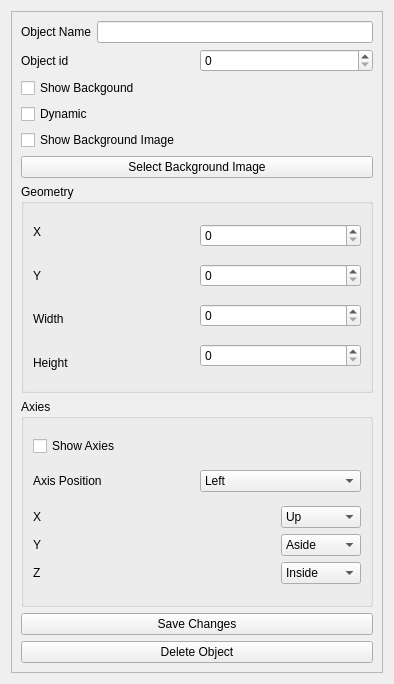
Before: the Qt Designer form QScadaObject/qscadaobjectinfodialog.ui in IndeemaSoftware/QSimpleScada, drawn with Qt 5.
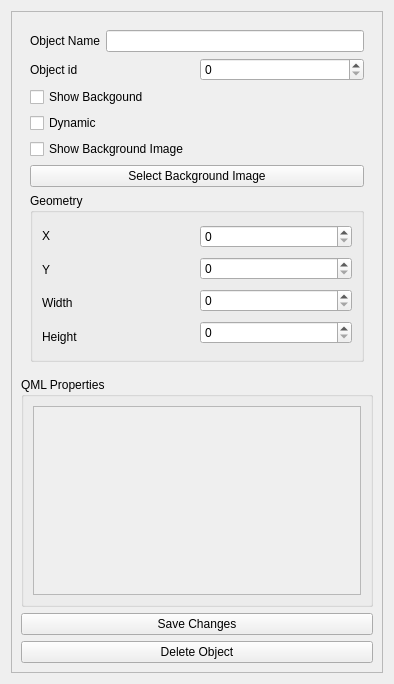
After: the same form once the commit is applied.

Commit message: Implemented possibility to display all QML properties in object dialog

The edit to the form file:
```diff
--- a/QScadaObject/qscadaobjectinfodialog.ui
+++ b/QScadaObject/qscadaobjectinfodialog.ui
@@ -19,8 +19,8 @@
   <property name="windowTitle">
    <string>Form</string>
   </property>
-  <layout class="QGridLayout" name="gridLayout">
-   <item row="0" column="0">
+  <layout class="QVBoxLayout" name="verticalLayout_3">
+   <item>
     <widget class="QScrollArea" name="scrollArea">
      <property name="widgetResizable">
       <bool>true</bool>
@@ -36,6 +36,21 @@
       </property>
       <layout class="QVBoxLayout" name="verticalLayout_5">
        <item>
+        <widget class="QWidget" name="widget" native="true">
+         <property name="minimumSize">
+          <size>
+           <width>0</width>
+           <height>350</height>
+          </size>
+         </property>
+         <property name="maximumSize">
+          <size>
+           <width>16777215</width>
+           <height>350</height>
+          </size>
+         </property>
+         <layout class="QVBoxLayout" name="verticalLayout_4">
+          <item>
         <layout class="QHBoxLayout" name="horizontalLayout_2">
          <item>
           <widget class="QLabel" name="label">
@@ -175,173 +190,31 @@
          </layout>
         </widget>
        </item>
+         </layout>
+        </widget>
+       </item>
        <item>
         <widget class="QGroupBox" name="groupBox_2">
          <property name="title">
-          <string>Axies</string>
+          <string>QML Properties</string>
          </property>
          <layout class="QGridLayout" name="gridLayout_2">
           <item row="0" column="0">
-           <layout class="QHBoxLayout" name="horizontalLayout_8">
-            <item>
-             <widget class="QCheckBox" name="checkBoxAxis">
-              <property name="text">
-               <string>Show Axies</string>
-              </property>
-             </widget>
-            </item>
-           </layout>
-          </item>
-          <item row="1" column="0">
-           <layout class="QHBoxLayout" name="horizontalLayout_4">
-            <item>
-             <widget class="QLabel" name="label_10">
-              <property name="text">
-               <string>Axis Position</string>
-              </property>
-             </widget>
-            </item>
-            <item>
-             <widget class="QComboBox" name="comboBoxAxisPosition">
-              <item>
-               <property name="text">
-                <string>Left</string>
-               </property>
-              </item>
-              <item>
-               <property name="text">
-                <string>Right</string>
-               </property>
-              </item>
-             </widget>
-            </item>
-           </layout>
-          </item>
-          <item row="2" column="0">
-           <layout class="QHBoxLayout" name="horizontalLayout_7">
-            <item>
-             <layout class="QVBoxLayout" name="verticalLayout_3">
-              <item>
-               <widget class="QLabel" name="label_6">
-                <property name="text">
-                 <string>X</string>
-                </property>
-               </widget>
-              </item>
-              <item>
-               <widget class="QLabel" name="label_7">
-                <property name="text">
-                 <string>Y</string>
-                </property>
-               </widget>
-              </item>
-              <item>
-               <widget class="QLabel" name="label_8">
-                <property name="text">
-                 <string>Z</string>
-                </property>
-               </widget>
-              </item>
-             </layout>
-            </item>
-            <item>
-             <layout class="QVBoxLayout" name="verticalLayout_4">
-              <item>
-               <widget class="QComboBox" name="comboBoxX">
-                <property name="minimumSize">
-                 <size>
-                  <width>80</width>
-                  <height>0</height>
-                 </size>
-                </property>
-                <property name="maximumSize">
-                 <size>
-                  <width>80</width>
-                  <height>16777215</height>
-                 </size>
-                </property>
-                <item>
-                 <property name="text">
-                  <string>Up</string>
-                 </property>
-                </item>
-                <item>
-                 <property name="text">
-                  <string>Aside</string>
-                 </property>
-                </item>
-                <item>
-                 <property name="text">
-                  <string>Inside</string>
-                 </property>
-                </item>
-               </widget>
-              </item>
-              <item>
-               <widget class="QComboBox" name="comboBoxY">
-                <property name="minimumSize">
-                 <size>
-                  <width>80</width>
-                  <height>0</height>
-                 </size>
-                </property>
-                <property name="maximumSize">
-                 <size>
-                  <width>80</width>
-                  <height>16777215</height>
-                 </size>
-                </property>
-                <item>
-                 <property name="text">
-                  <string>Aside</string>
-                 </property>
-                </item>
-                <item>
-                 <property name="text">
-                  <string>Inside</string>
-                 </property>
-                </item>
-                <item>
-                 <property name="text">
-                  <string>Up</string>
-                 </property>
-                </item>
-               </widget>
-              </item>
-              <item>
-               <widget class="QComboBox" name="comboBoxZ">
-                <property name="minimumSize">
-                 <size>
-                  <width>80</width>
-                  <height>0</height>
-                 </size>
-                </property>
-                <property name="maximumSize">
-                 <size>
-                  <width>80</width>
-                  <height>16777215</height>
-                 </size>
-                </property>
-                <item>
-                 <property name="text">
-                  <string>Inside</string>
-                 </property>
-                </item>
-                <item>
-                 <property name="text">
-                  <string>Up</string>
-                 </property>
-                </item>
-                <item>
-                 <property name="text">
-                  <string>Aside</string>
-                 </property>
-                </item>
-               </widget>
-              </item>
-             </layout>
-            </item>
-           </layout>
+           <widget class="QScrollArea" name="properties">
+            <property name="widgetResizable">
+             <bool>true</bool>
+            </property>
+            <widget class="QWidget" name="scrollAreaWidgetContents">
+             <property name="geometry">
+              <rect>
+               <x>0</x>
+               <y>0</y>
+               <width>312</width>
+               <height>165</height>
+              </rect>
+             </property>
+            </widget>
+           </widget>
           </item>
          </layout>
         </widget>
```
Lines whose indentation alone changed are shown as unchanged. The commit also changes 7 other files.
